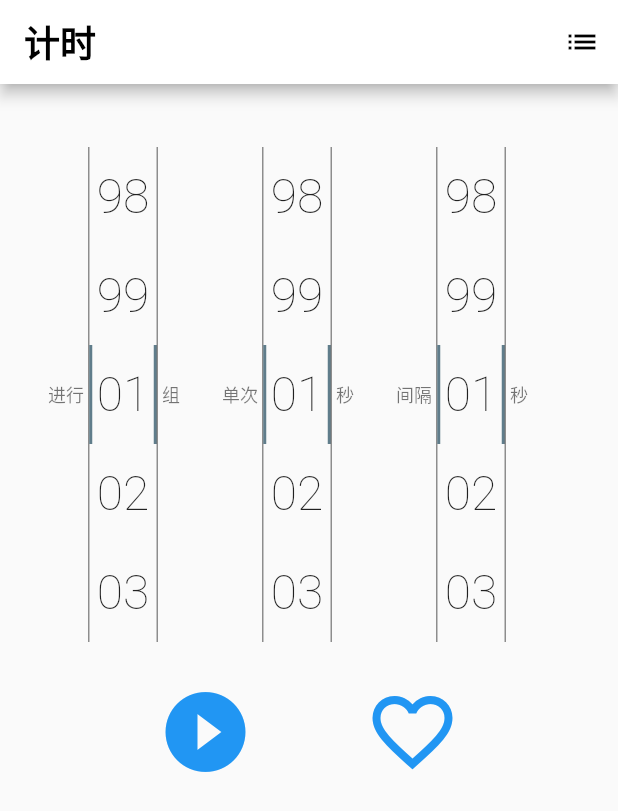
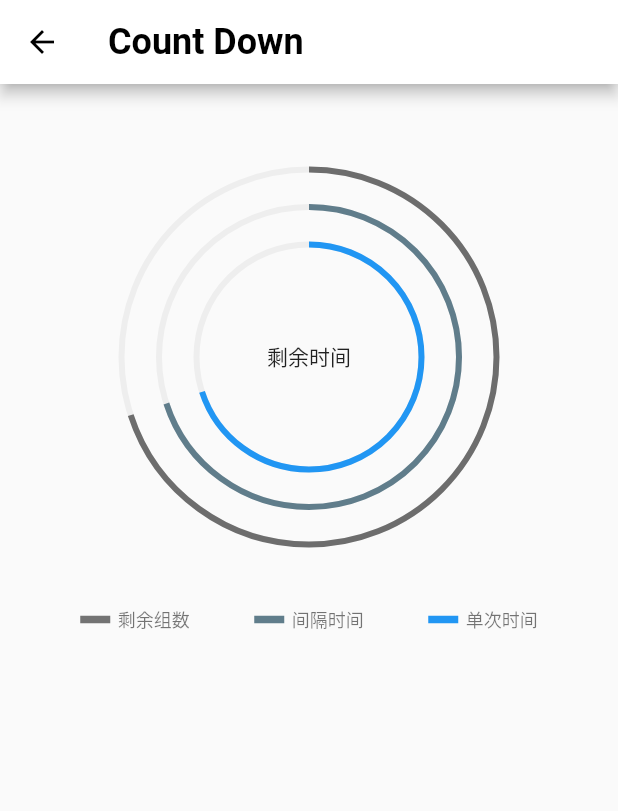
Before and after one commit to 18581489108/flutter-timer, a Flutter app: the screen it shows after launch, after a tap on the "play circle filled" icon, on a phone screen of 412 x 824 dp. Shown: the top 811 px of the screen. Run offline on Flutter 3.47's test engine with Material 2 defaults, Android fonts, the phone set to English and light mode, and no system bars; Roboto replaces fonts that are missing (Corben, 微软雅黑).

Commit message:
增加了倒计时页面

```diff
--- a/lib/common/theme.dart
+++ b/lib/common/theme.dart
@@ -18,3 +18,10 @@ final scrollerDescTextStyle = TextStyle(
     fontSize: 12,
     //height: 1.2,
     fontFamily: "微软雅黑");
+
+/// 组数的倒计时颜色
+final Color totalTimesCountDownColor = Colors.black54;
+/// 单次时间的倒计时颜色
+final Color singleTimesCountDownColor = Colors.blue;
+/// 间隔的倒计时颜色
+final Color intervalTimesCountDownColor = Colors.blueGrey;
--- a/lib/main.dart
+++ b/lib/main.dart
@@ -5,6 +5,7 @@
 import 'package:flutter/material.dart';
 import 'package:provider/provider.dart';
 import 'package:timer/common/theme.dart';
+import 'package:timer/screens/countdownPage.dart';
 import 'package:timer/screens/home.dart';
 import 'package:timer/models/globalData.dart';
 
@@ -31,8 +32,10 @@ class TimerApp extends StatelessWidget {
         theme: appTheme,
         initialRoute: '/',
         routes: {
-          '/': (context) => HomePage(),
+          RouteConsts.HOME_PAGE: (context) => HomePage(),
+          RouteConsts.COUNT_DOWN_PAGE: (context) => CountdownPage(),
           //'/saved': (context) =>
+
         },
       ),
     );
--- a/lib/models/globalData.dart
+++ b/lib/models/globalData.dart
@@ -100,3 +100,10 @@ class CurrentTimerSetting extends ChangeNotifier {
     notifyListeners();
   }
 }
+
+/// 路由的静态定义
+class RouteConsts {
+  static const String HOME_PAGE = '/';
+  static const String COUNT_DOWN_PAGE = '/countDown';
+  static const String SAVED_PAGE = '/saved';
+}
--- /dev/null
+++ b/lib/screens/countdownPage.dart
@@ -0,0 +1,118 @@
+import 'package:flutter/material.dart';
+import 'package:timer/common/theme.dart';
+
+class CountdownPage extends StatelessWidget {
+  @override
+  Widget build(BuildContext context) {
+    return Scaffold(
+      appBar: AppBar(
+        title: Text('Count Down', style: Theme.of(context).textTheme.display4),
+        backgroundColor: Colors.white,
+      ),
+      body: _CountdownContainer(),
+    );
+  }
+}
+
+class _CountdownContainer extends StatefulWidget {
+  @override
+  _CountdownContainerState createState() => _CountdownContainerState();
+}
+
+class _CountdownContainerState extends State<_CountdownContainer> {
+  @override
+  Widget build(BuildContext context) {
+    return Container(
+      padding: const EdgeInsets.all(32.0),
+      child: Column(
+        children: <Widget>[
+          _buildDisplayArea(),
+        ],
+      ),
+    );
+  }
+
+  Widget _buildDisplayArea() {
+    return Column(
+      children: <Widget>[
+        Container(
+          height: 300.0,
+          alignment: Alignment.center,
+          //color: Colors.red,
+          child: Stack(
+            alignment: Alignment.center,
+            children: <Widget>[
+              SizedBox(
+                height: 250,
+                width: 250,
+                child: CircularProgressIndicator(
+                  backgroundColor: Colors.grey[200],
+                  valueColor: AlwaysStoppedAnimation(totalTimesCountDownColor),
+                  value: .7,
+                ),
+              ),
+              SizedBox(
+                height: 200,
+                width: 200,
+                child: CircularProgressIndicator(
+                  backgroundColor: Colors.grey[200],
+                  valueColor:
+                      AlwaysStoppedAnimation(intervalTimesCountDownColor),
+                  value: .7,
+                ),
+              ),
+              SizedBox(
+                height: 150,
+                width: 150,
+                child: CircularProgressIndicator(
+                  backgroundColor: Colors.grey[200],
+                  valueColor: AlwaysStoppedAnimation(singleTimesCountDownColor),
+                  value: .7,
+                ),
+              ),
+              Text('剩余时间')
+            ],
+          ),
+        ),
+        Container(
+          height: 50.0,
+          alignment: Alignment.center,
+          //color: Colors.blue,
+          child: Row(
+            children: <Widget>[
+              _colorSummary('剩余组数', totalTimesCountDownColor),
+              _colorSummary('间隔时间', intervalTimesCountDownColor),
+              _colorSummary('单次时间', singleTimesCountDownColor),
+            ],
+          ),
+        )
+      ],
+    );
+  }
+
+  /// 颜色的说明
+  Widget _colorSummary(String text, Color color) {
+    return Expanded(
+      child: Row(
+        mainAxisAlignment: MainAxisAlignment.center,
+        children: <Widget>[
+          Container(
+            height: 5,
+            width: 20,
+            color: color,
+          ),
+          SizedBox(
+            width: 5,
+          ),
+          Text(
+            text,
+            style: TextStyle(
+              color: Colors.black54,
+              fontSize: 12,
+            ),
+          ),
+        ],
+      ),
+    );
+  }
+}
--- a/lib/screens/home.dart
+++ b/lib/screens/home.dart
@@ -20,7 +20,7 @@ class _HomePageState extends State<HomePage> {
   Widget build(BuildContext context) {
     return Scaffold(
       appBar: AppBar(
-        title: Text('计时', style: Theme.of(context).textTheme.display4),
+        title: Text('Timer', style: Theme.of(context).textTheme.display4),
         backgroundColor: Colors.white,
         actions: [
           IconButton(
--- a/lib/screens/timerInputPage.dart
+++ b/lib/screens/timerInputPage.dart
@@ -156,6 +156,7 @@ class _TimerInputPageState extends State<TimerInputPage> {
               iconSize: 64,
               onPressed: () {
                 print(_tempTimerSetting.totalTimes);
+                Navigator.pushNamed(context, RouteConsts.COUNT_DOWN_PAGE);
               },
             ),
           ),
```
